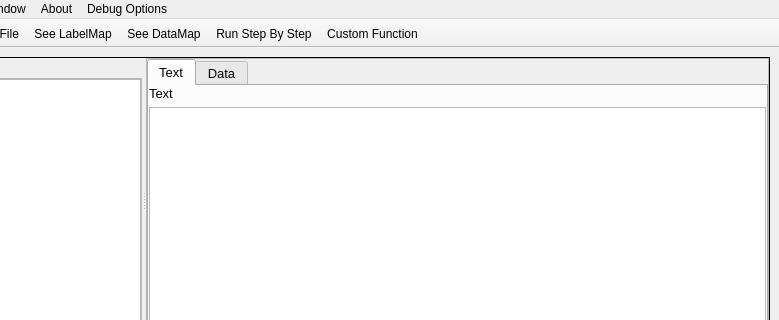
Qt form mainwindow.ui (GithinGeorge2k1/CO_MIPS_SIMULATOR) before a commit; both pictures show x 126 to 905 and y 0 to 320 of the 905 by 635 pixel window.
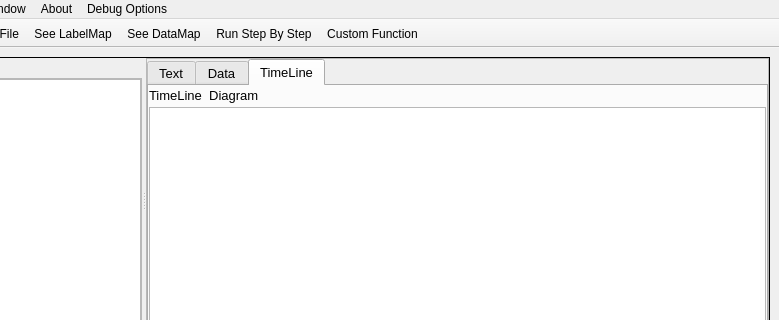
The same form after that commit.

Commit message:
TimeLine Table attempt non branch
Issues are there

Diff of the .ui file:
```diff
--- a/mainwindow.ui
+++ b/mainwindow.ui
@@ -124,7 +124,7 @@
             </font>
            </property>
            <property name="currentIndex">
-            <number>0</number>
+            <number>2</number>
            </property>
            <property name="iconSize">
             <size>
@@ -199,6 +199,38 @@
              </item>
             </layout>
            </widget>
+           <widget class="QWidget" name="tab_3">
+            <attribute name="title">
+             <string>TimeLine</string>
+            </attribute>
+            <layout class="QVBoxLayout" name="verticalLayout_7">
+             <property name="spacing">
+              <number>4</number>
+             </property>
+             <property name="leftMargin">
+              <number>0</number>
+             </property>
+             <property name="topMargin">
+              <number>2</number>
+             </property>
+             <property name="rightMargin">
+              <number>0</number>
+             </property>
+             <property name="bottomMargin">
+              <number>0</number>
+             </property>
+             <item>
+              <widget class="QLabel" name="label_5">
+               <property name="text">
+                <string>TimeLine  Diagram</string>
+               </property>
+              </widget>
+             </item>
+             <item>
+              <widget class="QTextBrowser" name="textBrowser_5"/>
+             </item>
+            </layout>
+           </widget>
           </widget>
          </item>
         </layout>
```
Left out of the diff: 4 changed lines with no effect on the pictures. The commit also changes 5 other files.
